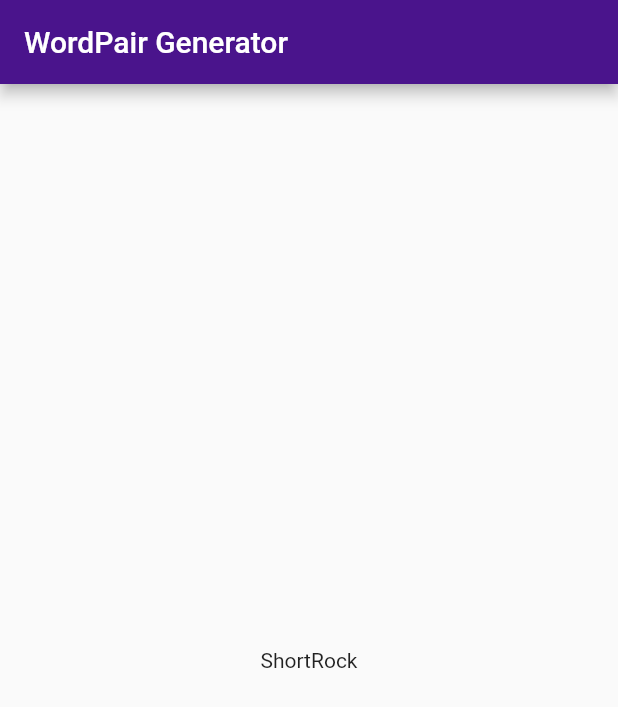
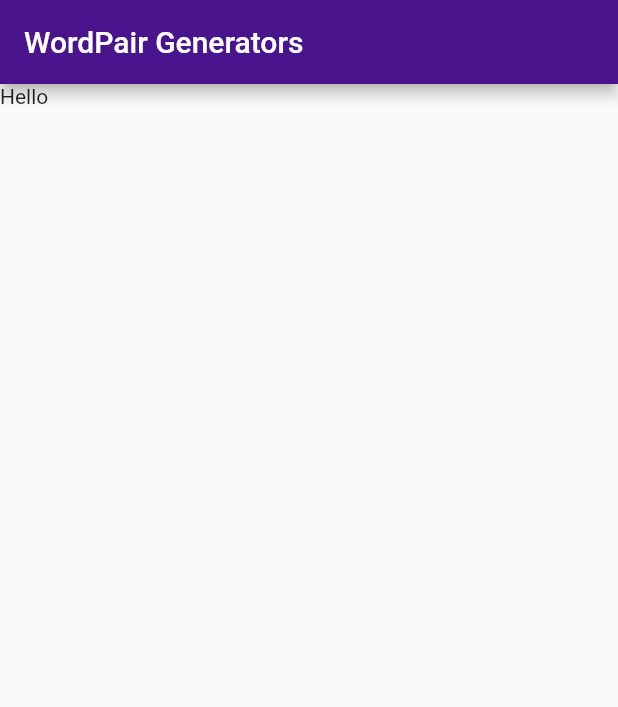
Before and after one commit to HakamRaza/flutter_wordpair_app, a Flutter app: the screen it shows after launch, on a phone screen of 412 x 824 dp. Shown: the top 707 px of the screen. Run offline on Flutter 3.47's test engine with Material 2 defaults, Android fonts, the phone set to English and light mode, and no system bars.

Commit message:
feat: create class to return widget

```diff
--- a/lib/main.dart
+++ b/lib/main.dart
@@ -1,19 +1,30 @@
 import 'package:flutter/material.dart';
-import 'package:english_words/english_words.dart';
+// import 'package:english_words/english_words.dart';
 
 void main() => runApp(MyApp());
 
 class MyApp extends StatelessWidget {
   @override
   Widget build(BuildContext context){
-    final words = WordPair.random();
-
-
+    // final words = WordPair.random();
     return MaterialApp(
       theme: ThemeData(primaryColor: Colors.purple[900]),
-      home: Scaffold(
-        appBar: AppBar(title: Text('WordPair Generator')),
-        body: Center(child: Text(words.asPascalCase))
-      ));
+      home: RandomWords() //call class outside
+    );
   }
 }
+
+//return class randomState createState
+class RandomWords extends StatefulWidget {
+  @override
+  RandomWordsState createState() => RandomWordsState();
+}
+
+class RandomWordsState extends State<RandomWords>{
+  Widget build(BuildContext context){
+    return Scaffold(
+      appBar: AppBar(title:Text('WordPair Generators')),
+      body:Text('Hello')
+    );
+  }
+}
```
